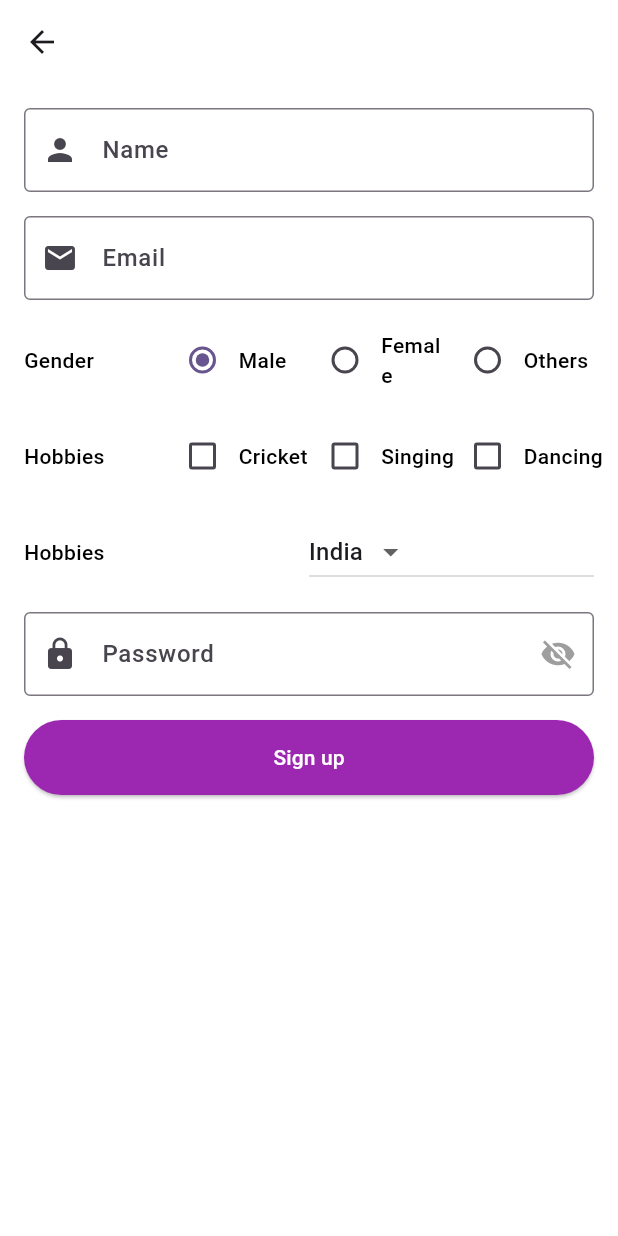
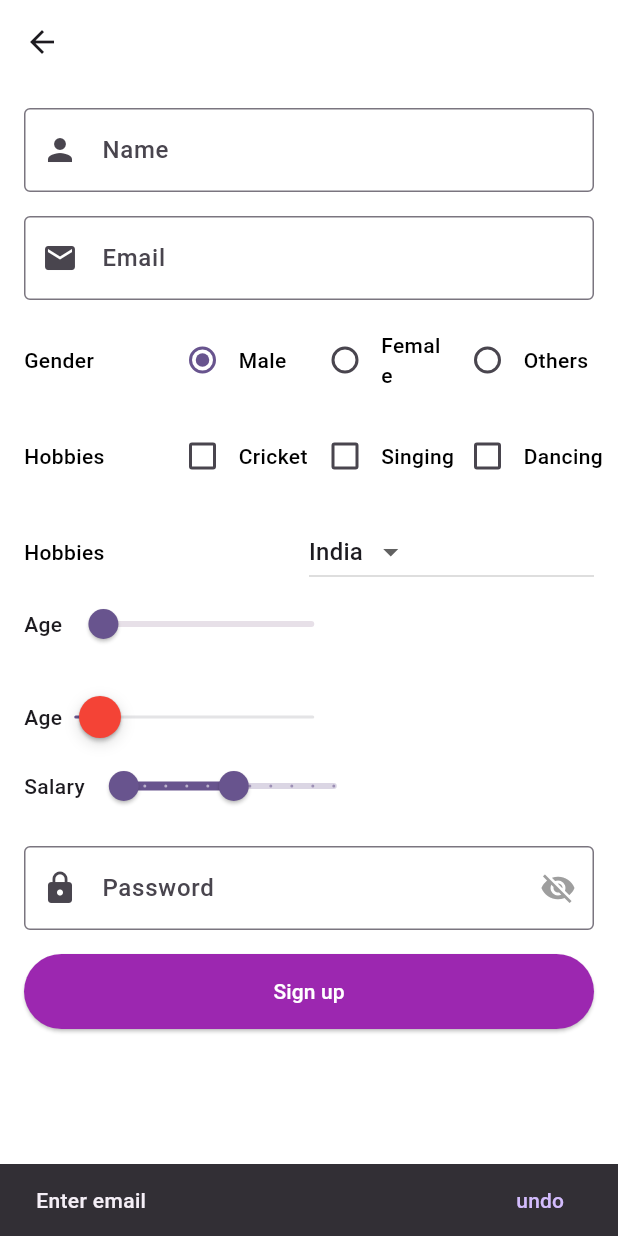
Before and after one commit to xbadal/Flutter-Tranning, a Flutter app: the SignUp screen opened directly, after a tap on "Sign up", on a phone screen of 412 x 824 dp. Run offline on Flutter 3.47's test engine with Material 3 defaults, Android fonts, the light colour scheme and no system bars; our stand-ins replace fluttertoast, google_fonts, shared_preferences; accounts and stored records are empty.

Commit message:
Selectable text, Modal Bottom Sheet,Slider, Range Slider,Snackbar with Action

```diff
--- a/profile_screen/lib/screen/signup/sign_up.dart
+++ b/profile_screen/lib/screen/signup/sign_up.dart
@@ -1,3 +1,4 @@
+import 'package:flutter/cupertino.dart';
 import 'package:flutter/material.dart';
 import 'package:profile_screen/screen/signup/radio_widget.dart';
 import 'package:profile_screen/style/text_style.dart';
@@ -27,6 +28,8 @@ class _SignUpState extends State<SignUp> {
 
   String selectedCounty = '';
 
+  double age = 19.0;
+
   @override
   void initState() {
     // TODO: implement initState
@@ -45,6 +48,7 @@ class _SignUpState extends State<SignUp> {
       body: Container(
         width: double.infinity,
         padding: const EdgeInsets.all(16.0),
+        child: SingleChildScrollView(
           child: Column(
             children: [
               TextField(
@@ -203,6 +207,50 @@ class _SignUpState extends State<SignUp> {
                   )
                 ],
               ),
+              Row(
+                children: [
+                  Text("Age"),
+                  Slider(
+                      value: age,
+                      min: 18.0,
+                      max: 60.0,
+                      onChanged: (value) {
+                        setState(() {
+                          age = value;
+                        });
+                      })
+                ],
+              ),
+              const SizedBox(
+                height: 16,
+              ),
+              Row(
+                children: [
+                  Text("Age"),
+                  CupertinoSlider(
+                      value: age,
+                      min: 18.0,
+                      max: 60.0,
+                      thumbColor: Colors.red,
+                      divisions: 10,
+                      onChanged: (value) {
+                        setState(() {
+                          age = value;
+                        });
+                      })
+                ],
+              ),
+              Row(
+                children: [
+                  Text("Salary"),
+                  RangeSlider(
+                      values: RangeValues(18, 40),
+                      min: 18.0,
+                      max: 60.0,
+                      divisions: 10,
+                      onChanged: (value) {})
+                ],
+              ),
               const SizedBox(
                 height: 16,
               ),
@@ -240,9 +288,27 @@ class _SignUpState extends State<SignUp> {
                 width: MediaQuery.of(context).size.width,
                 height: 50.0,
                 child: ElevatedButton(
-                  onPressed: () => {},
-                  style:
-                      ElevatedButton.styleFrom(backgroundColor: Colors.purple),
+                    onPressed: () {
+                      if (emailController.text.isEmpty) {
+                        // Show error
+
+                        ScaffoldMessenger.of(context).showSnackBar(SnackBar(
+                          content: Text("Enter email"),
+                          action: SnackBarAction(
+                              label: "undo",
+                              onPressed: () {
+                                // Print Undo
+                              }),
+                        ));
+
+                        // ScaffoldMessenger.of(context)
+                        //     .showSnackBar(SnackBar(content: Text("Enter email")));
+                      } else {
+                        _showConfimationPopUp(context);
+                      }
+                    },
+                    style: ElevatedButton.styleFrom(
+                        backgroundColor: Colors.purple),
                     child: const Text(
                       "Sign up",
                       style: TextStyle(color: Colors.white),
@@ -251,7 +317,33 @@ class _SignUpState extends State<SignUp> {
             ],
           ),
         ),
+      ),
     );
+  }
+
+  _showConfimationPopUp(BuildContext context) {
+    showModalBottomSheet(
+        context: context,
+        isDismissible: false,
+        builder: (context) {
+          return Container(
+            padding: EdgeInsets.all(16.0),
+            child: Column(
+              mainAxisSize: MainAxisSize.min,
+              children: [
+                const SelectableText(
+                    "Lorem Ipsum is simply dummy text of the printing and typesetting industry. Lorem Ipsum has been the industry's standard dummy text ever since the 1500s, when an unknown printer took a galley of type and scrambled it to make a type specimen book."),
+                ElevatedButton(
+                    onPressed: () {
+                      Navigator.of(context).pop();
+
+                      // Sign up logic
+                    },
+                    child: Text("Confirm"))
+              ],
+            ),
+          );
+        });
   }
 
   List<DropdownMenuItem<String>> _getDrowdownItem() {
```
Lines whose indentation alone changed are shown as unchanged.
